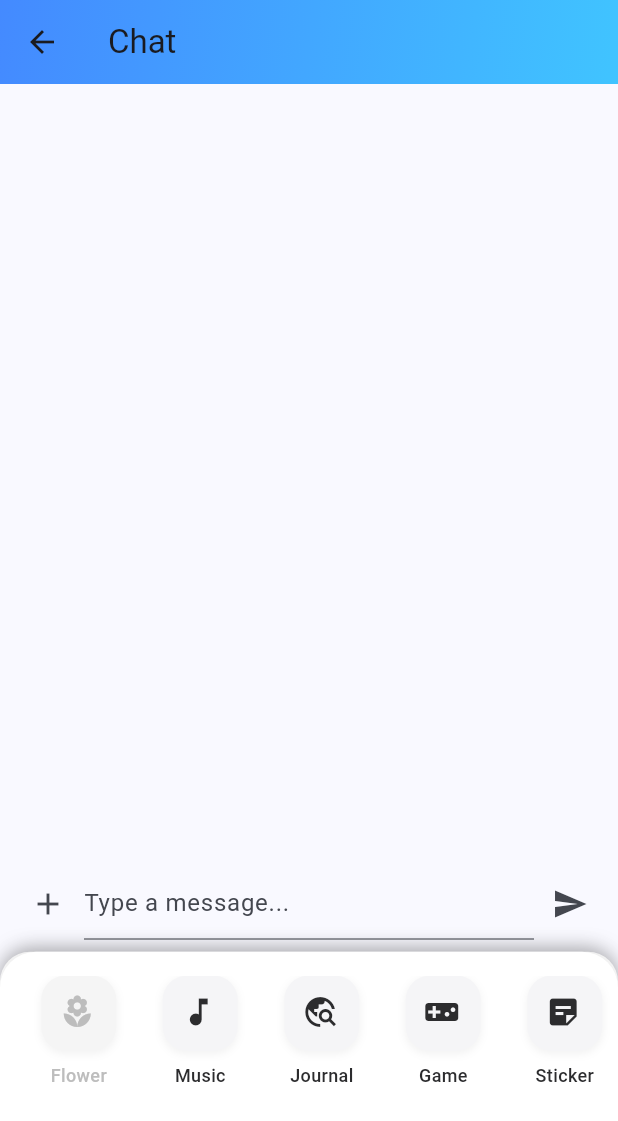
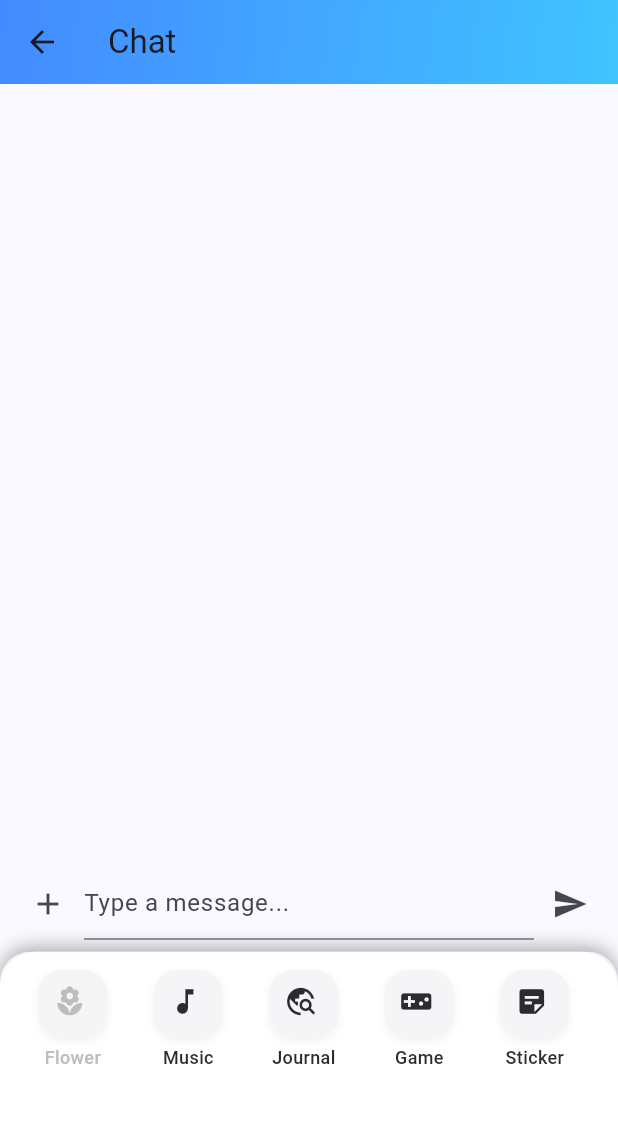
Before and after one commit to Yung729/blindmate, a Flutter app: the ChatScreen screen opened directly with empty values, after a tap on the "add" icon, after a tap on "Sticker", after a tap on the "close" icon, on a phone screen of 412 x 824 dp. Shown: the top 1121 px of the screen. Run offline on Flutter 3.47's test engine with Material 3 defaults, Android fonts, the phone set to English and light mode, and no system bars; our stand-ins replace animated_text_kit, cloud_firestore, device_info_plus, firebase_auth, firebase_core, google_generative_ai and 5 more; missing offline and left inert: metadata_fetch; accounts and stored records are empty; network calls fail; project files that could hold a hidden picture were left out.

Commit message:
bubble size

```diff
--- a/lib/views/UIComponents/bottom_drawer.dart
+++ b/lib/views/UIComponents/bottom_drawer.dart
@@ -11,10 +11,10 @@ class BottomDrawer extends StatefulWidget {
 
   final List<String> stickerList;
 
-  final bool showStickers; // Add this parameter
+  final bool showStickers;
   final Function(bool) toggleStickers;
   final Function(String) onStickerSearch;
-  final int flowerCount; // Add this parameter
+  final int flowerCount;
 
   const BottomDrawer({
     super.key,
@@ -27,7 +27,7 @@ class BottomDrawer extends StatefulWidget {
     required this.showStickers,
     required this.toggleStickers,
     required this.onStickerSearch,
-    required this.flowerCount, // Add this parameter
+    required this.flowerCount,
   });
 
   @override
@@ -55,7 +55,7 @@ class _BottomDrawerState extends State<BottomDrawer> {
       constraints: BoxConstraints(maxHeight: maxHeight),
       child: Container(
         width: screenWidth,
-        padding: const EdgeInsets.only(top: 16),
+        padding: const EdgeInsets.only(top: 12),
         decoration: BoxDecoration(
           color: Colors.white,
           borderRadius: const BorderRadius.only(
@@ -80,7 +80,7 @@ class _BottomDrawerState extends State<BottomDrawer> {
                 child: SingleChildScrollView(
                   scrollDirection: Axis.horizontal,
                   child: Padding(
-                    padding: const EdgeInsets.symmetric(horizontal: 20),
+                    padding: const EdgeInsets.symmetric(horizontal: 16),
                     child: Row(
                       children: [
                         _buildDrawerButton(
@@ -88,25 +88,25 @@ class _BottomDrawerState extends State<BottomDrawer> {
                           label: "Flower",
                           onTap: () => widget.onFlowerSelected(null),
                         ),
-                        const SizedBox(width: 16),
+                        const SizedBox(width: 12),
                         _buildDrawerButton(
                           icon: Icons.music_note,
                           label: "Music",
                           onTap: widget.onShareMusic,
                         ),
-                        const SizedBox(width: 16),
+                        const SizedBox(width: 12),
                         _buildDrawerButton(
                           icon: Icons.travel_explore,
                           label: "Journal",
                           onTap: widget.onTripJournal,
                         ),
-                        const SizedBox(width: 16),
+                        const SizedBox(width: 12),
                         _buildDrawerButton(
                           icon: Icons.videogame_asset,
                           label: "Game",
                           onTap: widget.onPlayMiniGame,
                         ),
-                        const SizedBox(width: 16),
+                        const SizedBox(width: 12),
                         _buildDrawerButton(
                           icon: Icons.sticky_note_2,
                           label: "Sticker",
@@ -142,9 +142,9 @@ class _BottomDrawerState extends State<BottomDrawer> {
           mainAxisSize: MainAxisSize.min,
           children: [
             Container(
-              width: 50, // Fixed width for icon container
-              height: 50, // Fixed height for icon container
-              padding: const EdgeInsets.all(12),
+              width: 46, // Fixed width for icon container
+              height: 46, // Fixed height for icon container
+              padding: const EdgeInsets.all(10),
               decoration: BoxDecoration(
                 color: isFlower && !hasFlowers
                   ? Colors.grey[100]
@@ -163,7 +163,7 @@ class _BottomDrawerState extends State<BottomDrawer> {
                 children: [
                   Icon(
                     icon,
-                    size: 24,
+                    size: 22,
                     color: isFlower && !hasFlowers
                       ? Colors.grey[400]
                       : const Color(0xFF2C2C2E),
@@ -203,7 +203,7 @@ class _BottomDrawerState extends State<BottomDrawer> {
                 ],
               ),
             ),
-            const SizedBox(height: 8),
+            const SizedBox(height: 4),
             Text(
               label,
               style: TextStyle(
@@ -229,12 +229,12 @@ class _BottomDrawerState extends State<BottomDrawer> {
       children: [
         Container(
           color: Colors.white,
-          padding: const EdgeInsets.symmetric(horizontal: 20),
+          padding: const EdgeInsets.symmetric(horizontal: 16, vertical: 8),
           child: Row(
             children: [
               Expanded(
                 child: Container(
-                  height: 40,
+                  height: 36,
                   child: TextField(
                     controller: _searchController,
                     decoration: InputDecoration(
@@ -283,11 +283,11 @@ class _BottomDrawerState extends State<BottomDrawer> {
             ],
           ),
         ),
-        const SizedBox(height: 8),
+        const SizedBox(height: 4),
         Expanded(
           child: SingleChildScrollView(
             child: Padding(
-              padding: const EdgeInsets.symmetric(horizontal: 20),
+              padding: const EdgeInsets.symmetric(horizontal: 16),
               child: GridView.builder(
                 scrollDirection: Axis.horizontal,
                 gridDelegate: const SliverGridDelegateWithFixedCrossAxisCount(
--- a/lib/views/UIComponents/chat_bubble.dart
+++ b/lib/views/UIComponents/chat_bubble.dart
@@ -30,8 +30,8 @@ class ChatBubble extends StatelessWidget {
     final bubbleMaxWidth = screenWidth * 0.7;
     return Padding(
       padding: EdgeInsets.symmetric(
-        vertical: screenWidth * 0.01 + 2,
-        horizontal: screenWidth * 0.02 + 6,
+        vertical: screenWidth * 0.008 + 1,
+        horizontal: screenWidth * 0.015 + 4,
       ),
       child: Row(
         mainAxisAlignment: isMe ? MainAxisAlignment.end : MainAxisAlignment.start,
@@ -51,8 +51,8 @@ class ChatBubble extends StatelessWidget {
                       maxWidth: bubbleMaxWidth,
                     ),
                     padding: EdgeInsets.symmetric(
-                      vertical: screenWidth * 0.025 + 6,
-                      horizontal: screenWidth * 0.04 + 8,
+                      vertical: screenWidth * 0.015 + 4,
+                      horizontal: screenWidth * 0.03 + 6,
                     ),
                     decoration: BoxDecoration(
                       gradient: isMe
```
